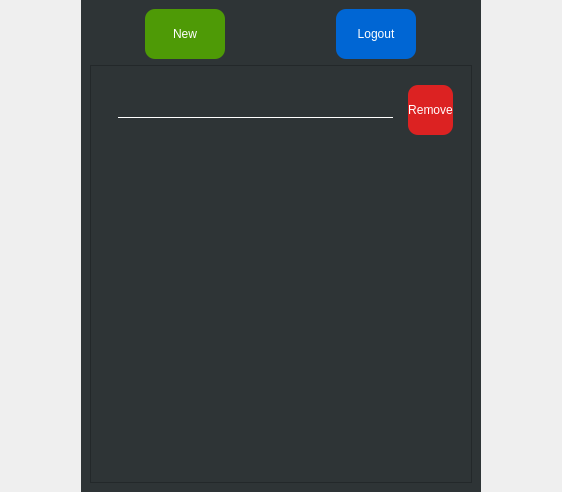
Above: ui/ui_main.ui from gilsongindrejr/TodoApp-Desktop before the change. Below: the same form after it.
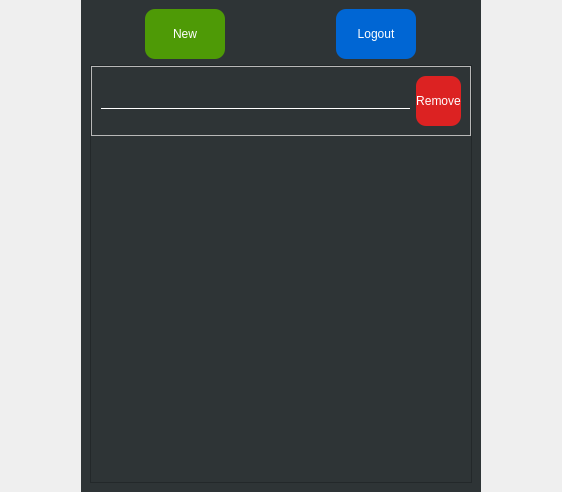
That is the form after the change.

Commit message: Fixed and improved add item function

Diff of the .ui file:
```diff
--- a/ui/ui_main.ui
+++ b/ui/ui_main.ui
@@ -35,16 +35,6 @@
 QPushButton#pushButton_new:pressed{
 	background-color: rgb(78, 125, 6);
 }
-QPushButton#pushButton_remove{
-	border-radius:10px;
-	background-color: rgb(220, 34, 34);
-}
-QPushButton#pushButton_remove:hover{
-	background-color: rgb(212, 26, 26);
-}
-QPushButton#pushButton_remove:pressed{
-	background-color: rgb(201, 15, 15);
-}
 QPushButton#pushButton_logout{
 	border-radius:10px;
 	background-color: rgb(0, 102, 212);
@@ -56,22 +46,13 @@
 	background-color: rgb(0, 73, 212);
 }
 
-/* Content */
+/* Scroll Area */
 QScrollArea{
 	background-color: rgb(46, 52, 54);
 }
 QWidget#scrollArea_content{
 	background-color: rgb(46, 52, 54);
 }
-QFrame#frame_content{
-	background-color: rgb(56, 62, 64);
-}
-QLineEdit#lineEdit_content{
-	color:white;
-	background-color: rgb(46, 52, 54);
-	border:none;
-	border-bottom:1px solid white;
-}
 
 /* Frames*/
 QWidget#frame_login_up{
@@ -319,6 +300,25 @@
              <height>800</height>
             </size>
            </property>
+           <property name="styleSheet">
+            <string notr="true">/* Frame Content */
+QLineEdit{
+	color:white;
+	background-color: rgb(46, 52, 54);
+	border:none;
+	border-bottom:1px solid white;
+}
+QPushButton{
+	border-radius:10px;
+	background-color: rgb(220, 34, 34);
+}
+QPushButton:hover{
+	background-color: rgb(212, 26, 26);
+}
+QPushButton:pressed{
+	background-color: rgb(201, 15, 15);
+}</string>
+           </property>
            <property name="widgetResizable">
             <bool>true</bool>
            </property>
@@ -332,42 +332,45 @@
              </rect>
             </property>
             <layout class="QVBoxLayout" name="verticalLayout_3">
+             <property name="spacing">
+              <number>0</number>
+             </property>
+             <property name="leftMargin">
+              <number>0</number>
+             </property>
+             <property name="topMargin">
+              <number>0</number>
+             </property>
+             <property name="rightMargin">
+              <number>0</number>
+             </property>
+             <property name="bottomMargin">
+              <number>0</number>
+             </property>
              <item alignment="Qt::AlignTop">
-              <widget class="QWidget" name="widget_content" native="true">
-               <property name="minimumSize">
-                <size>
-                 <width>70</width>
-                 <height>70</height>
-                </size>
-               </property>
+              <widget class="QFrame" name="frame_content">
                <property name="maximumSize">
                 <size>
-                 <width>700</width>
+                 <width>16777215</width>
                  <height>70</height>
                 </size>
                </property>
+               <property name="frameShape">
+                <enum>QFrame::StyledPanel</enum>
+               </property>
+               <property name="frameShadow">
+                <enum>QFrame::Raised</enum>
+               </property>
                <layout class="QHBoxLayout" name="horizontalLayout_4">
                 <item>
-                 <widget class="QFrame" name="frame_content_line">
-                  <property name="frameShape">
-                   <enum>QFrame::NoFrame</enum>
-                  </property>
-                  <property name="frameShadow">
-                   <enum>QFrame::Raised</enum>
-                  </property>
-                  <layout class="QVBoxLayout" name="verticalLayout_7">
-                   <item>
-                    <widget class="QLineEdit" name="lineEdit_content"/>
-                   </item>
-                  </layout>
-                 </widget>
+                 <widget class="QLineEdit" name="line_content"/>
                 </item>
                 <item>
-                 <widget class="QFrame" name="frame_content_btn">
+                 <widget class="QPushButton" name="btn_remove">
                   <property name="minimumSize">
                    <size>
                     <width>0</width>
-                    <height>0</height>
+                    <height>50</height>
                    </size>
                   </property>
                   <property name="maximumSize">
@@ -376,48 +379,9 @@
                     <height>16777215</height>
                    </size>
                   </property>
-                  <property name="frameShape">
-                   <enum>QFrame::NoFrame</enum>
+                  <property name="text">
+                   <string>Remove</string>
                   </property>
-                  <property name="frameShadow">
-                   <enum>QFrame::Raised</enum>
-                  </property>
-                  <layout class="QVBoxLayout" name="verticalLayout_6">
-                   <property name="spacing">
-                    <number>0</number>
-                   </property>
-                   <property name="leftMargin">
-                    <number>0</number>
-                   </property>
-                   <property name="topMargin">
-                    <number>0</number>
-                   </property>
-                   <property name="rightMargin">
-                    <number>0</number>
-                   </property>
-                   <property name="bottomMargin">
-                    <number>0</number>
-                   </property>
-                   <item>
-                    <widget class="QPushButton" name="pushButton_remove">
-                     <property name="minimumSize">
-                      <size>
-                       <width>0</width>
-                       <height>50</height>
-                      </size>
-                     </property>
-                     <property name="maximumSize">
-                      <size>
-                       <width>80</width>
-                       <height>16777215</height>
-                      </size>
-                     </property>
-                     <property name="text">
-                      <string>Remove</string>
-                     </property>
-                    </widget>
-                   </item>
-                  </layout>
                  </widget>
                 </item>
                </layout>
```
The commit also changes 2 other files.
